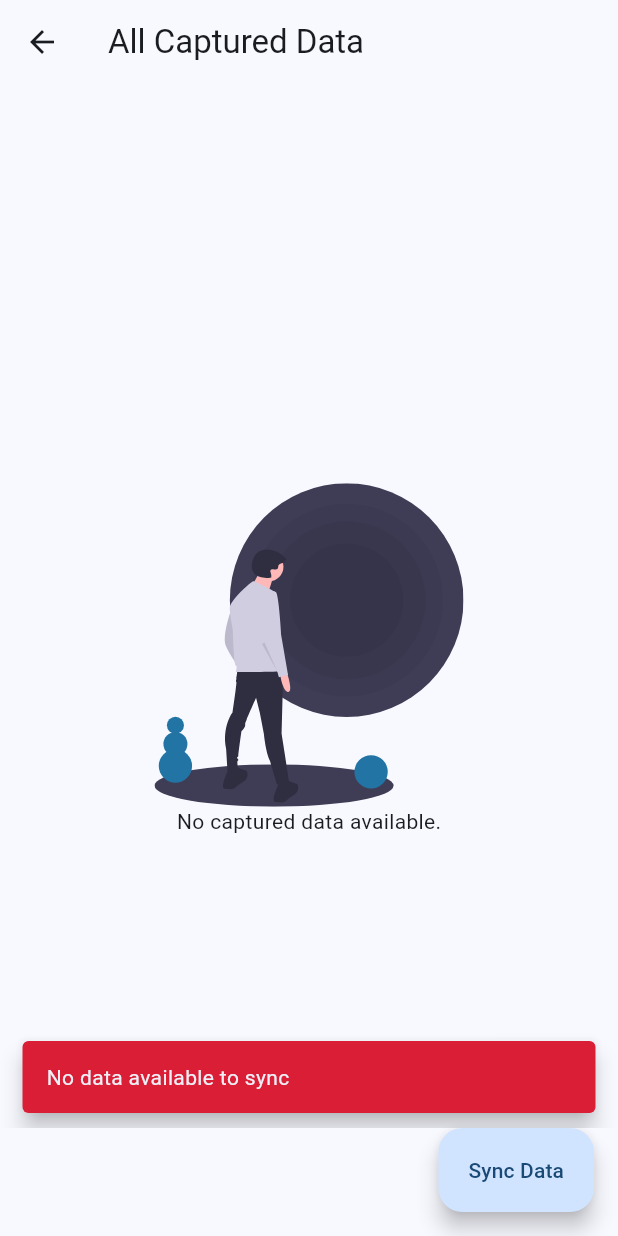
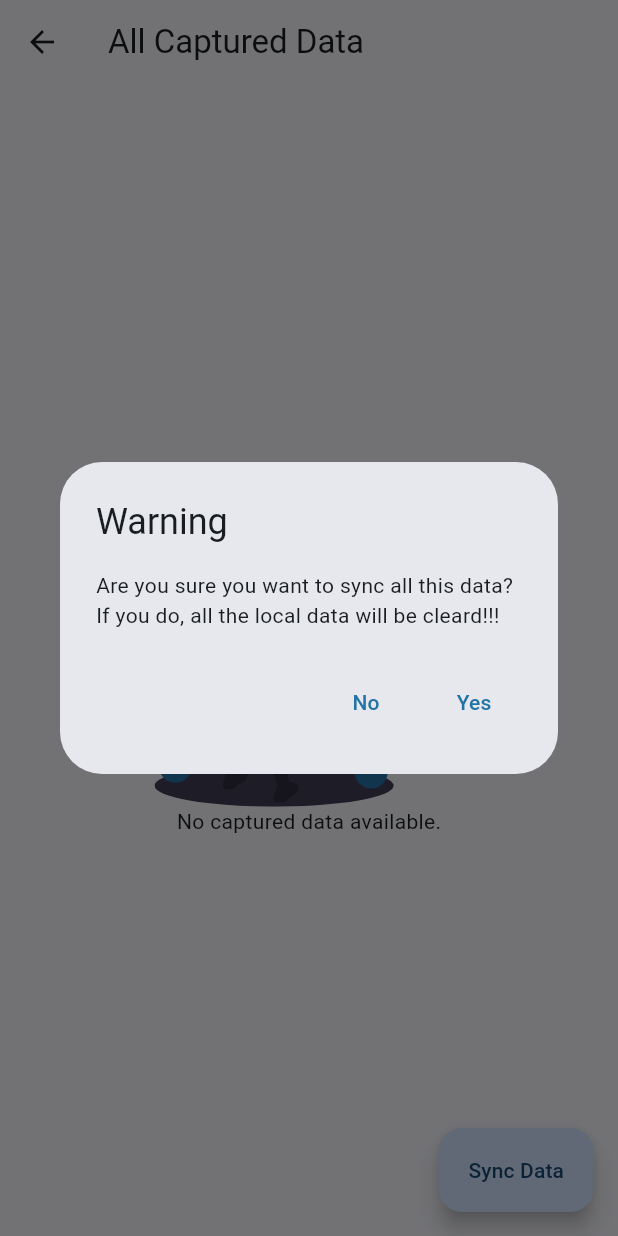
Before and after one commit to musjib999/data-capture, a Flutter app: the GetAllLocalData screen opened directly, after a tap on "Sync Data", on a phone screen of 412 x 824 dp. Run offline on Flutter 3.47's test engine with Material 3 defaults, Android fonts, the light colour scheme and no system bars; our stand-ins replace cloud_firestore, firebase_auth, firebase_core, flutter_svg, location, shared_preferences; accounts and stored records are empty.

Commit message:
added backup functionality incase of data lost

```diff
--- a/lib/screens/get_all_local_data.dart
+++ b/lib/screens/get_all_local_data.dart
@@ -61,13 +61,20 @@ class _GetAllLocalDataState extends State<GetAllLocalData> {
               itemBuilder: (context, index) {
                 CapturedData data = capturedDataList[index];
                 return ListTile(
-                  onTap: () => Navigator.of(context).push(SingleData.route(capturedData: data)),
+                  onTap: () => Navigator.of(context)
+                      .push(SingleData.route(capturedData: data)),
                   title: Text('Owner: ${data.owner.name}'),
                   subtitle: Text(
                     'House Number: ${data.houseNumber} Street Number: ${data.streetNumber}\nlatitude: ${data.position.latitude}  longitude: ${data.position.longitude}',
                   ),
                   trailing: IconButton(
-                    onPressed: () async {
+                    onPressed: () {
+                      showInformationPopUp(
+                        context,
+                        title: 'Warning',
+                        info: 'Are you sure you want to delete this record?',
+                        onYes: () async {
+                          Navigator.of(context).pop();
                           try {
                             await _localStorageService
                                 .deleteCapturedData(data.createdAt);
@@ -77,6 +84,8 @@ class _GetAllLocalDataState extends State<GetAllLocalData> {
                           } catch (e) {
                             showErrorSnackbar(context, e.toString());
                           }
+                        },
+                      );
                     },
                     icon: const Icon(
                       Icons.delete,
@@ -92,25 +101,32 @@ class _GetAllLocalDataState extends State<GetAllLocalData> {
       floatingActionButton: FloatingActionButton.extended(
         onPressed: _loading
             ? null
-            : () async {
-                try {
+            : () {
+                showInformationPopUp(context,
+                    title: 'Warning',
+                    info:
+                        'Are you sure you want to sync all this data? If you do, all the local data will be cleard!!!',
+                    onYes: () async {
+                  Navigator.of(context).pop();
                   setState(() {
                     _loading = true;
                   });
+                  try {
                     final data = await LocalStorageService().getCapturedData();
                     if (data.isNotEmpty) {
+                      await _localStorageService.saveBackupData(data);
                       await DatabaseService().addCapturedDataToFirestore(
                         data,
                         user: currentUser,
                       );
-
                       setState(() {
                         _loading = false;
                       });
                       LocalStorageService.clearDataField();
-                    Navigator.of(context).pop();
                       showSuccessSnackbar(
-                        context, 'All data synced successfully');
+                        context,
+                        'All data synced successfully',
+                      );
                     } else {
                       setState(() {
                         _loading = false;
@@ -123,6 +139,7 @@ class _GetAllLocalDataState extends State<GetAllLocalData> {
                       _loading = false;
                     });
                   }
+                });
               },
         label: _loading
             ? const CircularProgressIndicator()
@@ -131,3 +148,36 @@ class _GetAllLocalDataState extends State<GetAllLocalData> {
     );
   }
 }
+
+
+// try {
+//                   setState(() {
+//                     _loading = true;
+//                   });
+//                   final data = await LocalStorageService().getCapturedData();
+//                   if (data.isNotEmpty) {
+//                     await _localStorageService.saveBackupData(data);
+//                     await DatabaseService().addCapturedDataToFirestore(
+//                       data,
+//                       user: currentUser,
+//                     );
+
+//                     setState(() {
+//                       _loading = false;
+//                     });
+//                     LocalStorageService.clearDataField();
+//                     Navigator.of(context).pop();
+//                     showSuccessSnackbar(
+//                         context, 'All data synced successfully');
+//                   } else {
+//                     setState(() {
+//                       _loading = false;
+//                     });
+//                     showErrorSnackbar(context, 'No data available to sync');
+//                   }
+//                 } catch (e) {
+//                   showErrorSnackbar(context, e.toString());
+//                   setState(() {
+//                     _loading = false;
+//                   });
+//                 }
--- a/lib/widgets/dialogs.dart
+++ b/lib/widgets/dialogs.dart
@@ -22,3 +22,33 @@ void showSuccessSnackbar(BuildContext context, String message) {
     ),
   );
 }
+
+void showInformationPopUp(BuildContext context,
+    {required String title,
+    required String info,
+    required void Function()? onYes}) {
+  showDialog(
+      context: context,
+      builder: (context) {
+        return AlertDialog(
+          title: Text(title),
+          content: Text(info),
+          actions: [
+            TextButton(
+              onPressed: () => Navigator.pop(context),
+              child: const Text(
+                'No',
+                style: TextStyle(color: AppColors.primaryColor),
+              ),
+            ),
+            TextButton(
+              onPressed: onYes,
+              child: const Text(
+                'Yes',
+                style: TextStyle(color: AppColors.primaryColor),
+              ),
+            )
+          ],
+        );
+      });
+}
--- a/pubspec.yaml
+++ b/pubspec.yaml
@@ -41,6 +41,7 @@ dependencies:
   cloud_firestore: ^4.13.6
   shared_preferences: ^2.2.2
   flutter_svg: ^2.0.9
+  path_provider: ^2.1.1
 
 dev_dependencies:
   flutter_test:
```
Also changed, not shown: lib/main.dart (+0 -66 lines), lib/services/local_storage_service.dart (+35 -0 lines), pubspec.lock, 1 other file. Lines whose indentation alone changed are shown as unchanged.
